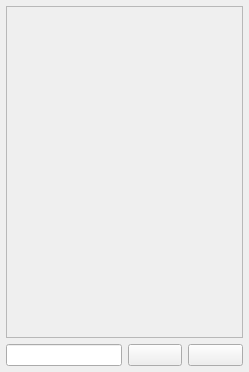
Before: the Qt Designer form src/Common/gui/chat/ChatPanel.ui in elieserdejesus/JamTaba, drawn with Qt 5.
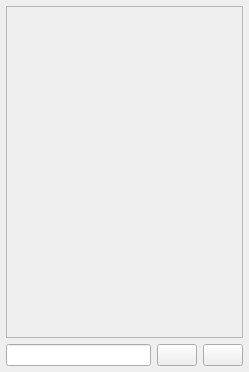
After: the same form once the commit is applied.

Patch:
```diff
--- a/src/Common/gui/chat/ChatPanel.ui
+++ b/src/Common/gui/chat/ChatPanel.ui
@@ -26,10 +26,46 @@
    <property name="bottomMargin">
     <number>6</number>
    </property>
-   <property name="spacing">
-    <number>6</number>
-   </property>
-   <item row="1" column="0" colspan="4">
+   <item row="1" column="0">
+    <widget class="QLineEdit" name="chatText">
+     <property name="accessibleDescription">
+      <string>Type your text to sent on the chat here</string>
+     </property>
+    </widget>
+   </item>
+   <item row="1" column="1">
+    <widget class="QPushButton" name="buttonAutoTranslate">
+     <property name="toolTip">
+      <string>Auto translate</string>
+     </property>
+     <property name="accessibleDescription">
+      <string>Turn on/off the auto translation for chat messages</string>
+     </property>
+     <property name="text">
+      <string/>
+     </property>
+     <property name="checkable">
+      <bool>true</bool>
+     </property>
+    </widget>
+   </item>
+   <item row="1" column="2">
+    <widget class="QPushButton" name="buttonClear">
+     <property name="toolTip">
+      <string>clear the messages ...</string>
+     </property>
+     <property name="accessibleDescription">
+      <string>Press that button to clear your message</string>
+     </property>
+     <property name="text">
+      <string/>
+     </property>
+     <property name="flat">
+      <bool>false</bool>
+     </property>
+    </widget>
+   </item>
+   <item row="0" column="0" colspan="3">
     <widget class="QScrollArea" name="chatScroll">
      <property name="sizePolicy">
       <sizepolicy hsizetype="Preferred" vsizetype="Expanding">
@@ -67,45 +103,6 @@
      </widget>
     </widget>
    </item>
-   <item row="3" column="3">
-    <widget class="QPushButton" name="buttonClear">
-     <property name="toolTip">
-      <string>clear the messages ...</string>
-     </property>
-     <property name="accessibleDescription">
-      <string>Press that button to clear your message</string>
-     </property>
-     <property name="text">
-      <string/>
-     </property>
-     <property name="flat">
-      <bool>false</bool>
-     </property>
-    </widget>
-   </item>
-   <item row="3" column="2">
-    <widget class="QPushButton" name="buttonAutoTranslate">
-     <property name="toolTip">
-      <string>Auto translate</string>
-     </property>
-     <property name="accessibleDescription">
-      <string>Turn on/off the auto translation for chat messages</string>
-     </property>
-     <property name="text">
-      <string/>
-     </property>
-     <property name="checkable">
-      <bool>true</bool>
-     </property>
-    </widget>
-   </item>
-   <item row="3" column="0" colspan="2">
-    <widget class="QLineEdit" name="chatText">
-     <property name="accessibleDescription">
-      <string>Type your text to sent on the chat here</string>
-     </property>
-    </widget>
-   </item>
   </layout>
  </widget>
  <resources/>
```
Left out of the diff: 3 changed lines with no effect on the pictures.
